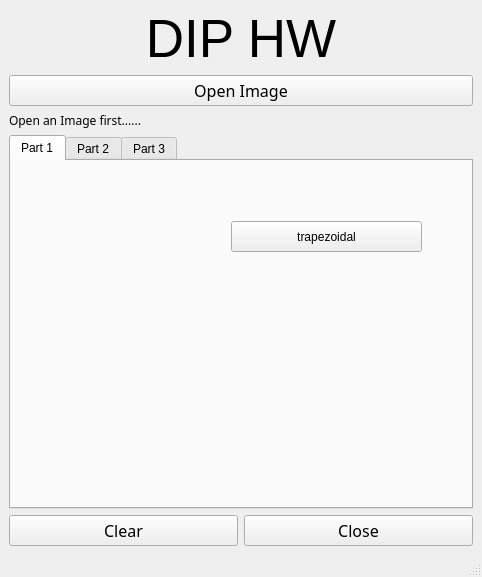
First picture: the form in HW6/B06611008_HW6/code/diphw.ui, repository tohow06/2021FallDIP, before the edit.
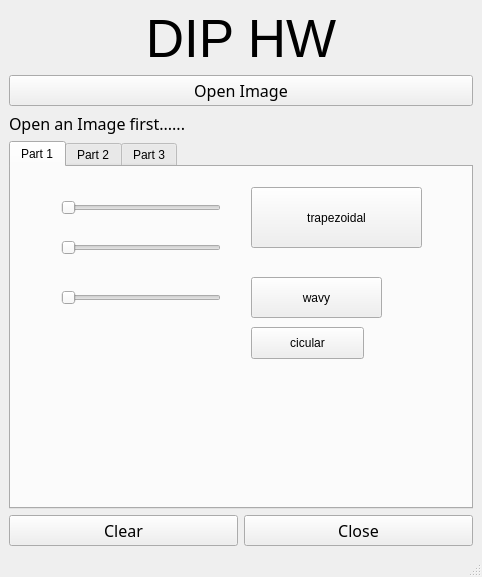
Second picture: the form after the edit.

What changed in the file:
```diff
--- a/HW6/B06611008_HW6/code/diphw.ui
+++ b/HW6/B06611008_HW6/code/diphw.ui
@@ -89,7 +89,7 @@
       <property name="font">
        <font>
         <family>Fira Code</family>
-        <pointsize>9</pointsize>
+        <pointsize>12</pointsize>
        </font>
       </property>
       <property name="text">
@@ -109,16 +109,90 @@
        <widget class="QPushButton" name="trapButton">
         <property name="geometry">
          <rect>
-          <x>220</x>
-          <y>60</y>
-          <width>191</width>
-          <height>31</height>
+          <x>240</x>
+          <y>20</y>
+          <width>171</width>
+          <height>61</height>
          </rect>
         </property>
         <property name="text">
          <string>trapezoidal</string>
         </property>
        </widget>
+       <widget class="QSlider" name="highSlider">
+        <property name="geometry">
+         <rect>
+          <x>50</x>
+          <y>70</y>
+          <width>160</width>
+          <height>22</height>
+         </rect>
+        </property>
+        <property name="maximum">
+         <number>50</number>
+        </property>
+        <property name="orientation">
+         <enum>Qt::Horizontal</enum>
+        </property>
+       </widget>
+       <widget class="QSlider" name="widthSlider">
+        <property name="geometry">
+         <rect>
+          <x>50</x>
+          <y>30</y>
+          <width>160</width>
+          <height>22</height>
+         </rect>
+        </property>
+        <property name="maximum">
+         <number>50</number>
+        </property>
+        <property name="orientation">
+         <enum>Qt::Horizontal</enum>
+        </property>
+       </widget>
+       <widget class="QPushButton" name="wavyButton">
+        <property name="geometry">
+         <rect>
+          <x>240</x>
+          <y>110</y>
+          <width>131</width>
+          <height>41</height>
+         </rect>
+        </property>
+        <property name="text">
+         <string>wavy</string>
+        </property>
+       </widget>
+       <widget class="QSlider" name="freqSlider">
+        <property name="geometry">
+         <rect>
+          <x>50</x>
+          <y>120</y>
+          <width>160</width>
+          <height>22</height>
+         </rect>
+        </property>
+        <property name="maximum">
+         <number>150</number>
+        </property>
+        <property name="orientation">
+         <enum>Qt::Horizontal</enum>
+        </property>
+       </widget>
+       <widget class="QPushButton" name="circularButton">
+        <property name="geometry">
+         <rect>
+          <x>240</x>
+          <y>160</y>
+          <width>113</width>
+          <height>32</height>
+         </rect>
+        </property>
+        <property name="text">
+         <string>cicular</string>
+        </property>
+       </widget>
       </widget>
       <widget class="QWidget" name="tab_2">
        <attribute name="title">
```
Left out of the diff: 2 changed lines with no effect on the pictures.
